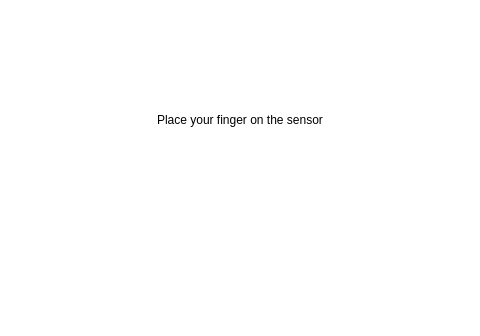
This is finger.ui in arc-bphc/sims-gui as Qt 5 draws it before an edit; both pictures show x 240 to 720 and y 333 to 669 of the 960 by 669 pixel window. The edited form follows.
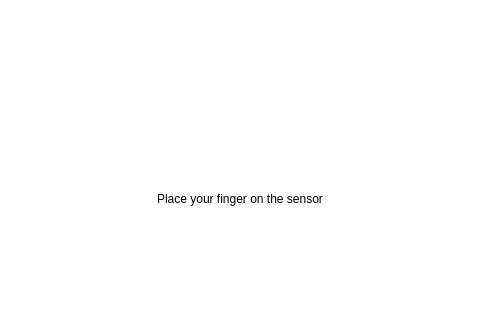
This is the edited form. Icons and pictures are not drawn.

The edit to the form file:
```diff
--- a/finger.ui
+++ b/finger.ui
@@ -43,6 +43,19 @@
        </property>
       </widget>
      </item>
+     <item>
+      <spacer name="verticalSpacer_5">
+       <property name="orientation">
+        <enum>Qt::Vertical</enum>
+       </property>
+       <property name="sizeHint" stdset="0">
+        <size>
+         <width>20</width>
+         <height>40</height>
+        </size>
+       </property>
+      </spacer>
+     </item>
      <item>
       <spacer name="verticalSpacer_3">
        <property name="orientation">
@@ -88,6 +101,19 @@
        </property>
       </spacer>
      </item>
+     <item>
+      <spacer name="verticalSpacer_4">
+       <property name="orientation">
+        <enum>Qt::Vertical</enum>
+       </property>
+       <property name="sizeHint" stdset="0">
+        <size>
+         <width>20</width>
+         <height>40</height>
+        </size>
+       </property>
+      </spacer>
+     </item>
      <item alignment="Qt::AlignHCenter">
       <widget class="QLabel" name="label_3">
        <property name="styleSheet">
```
